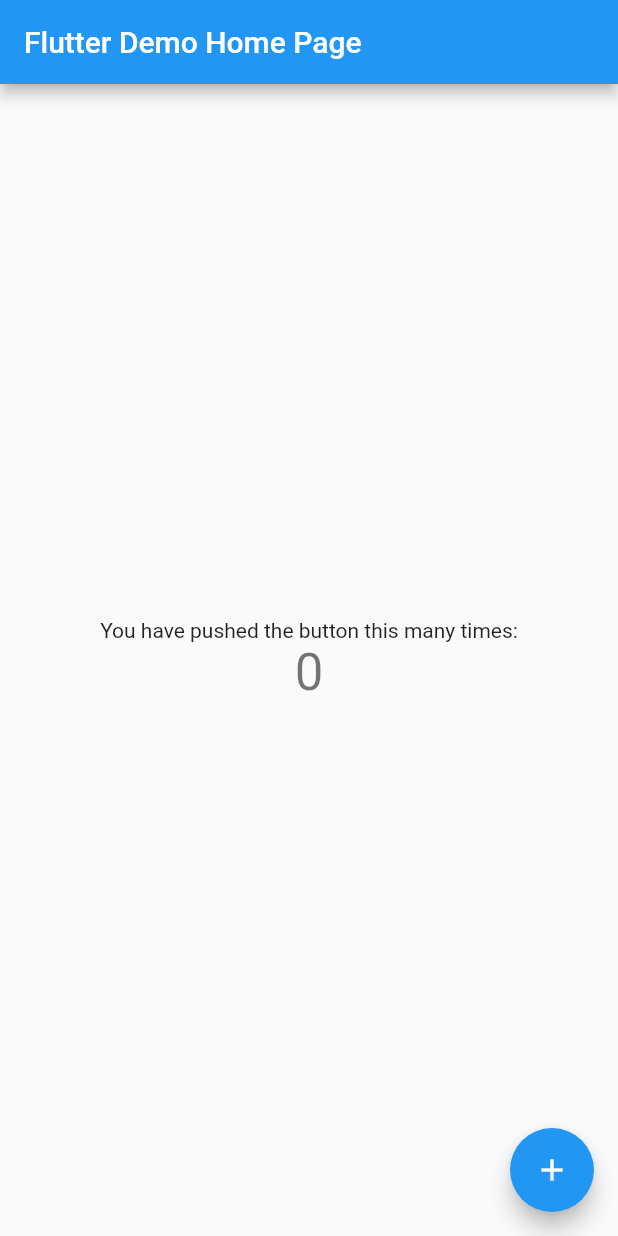
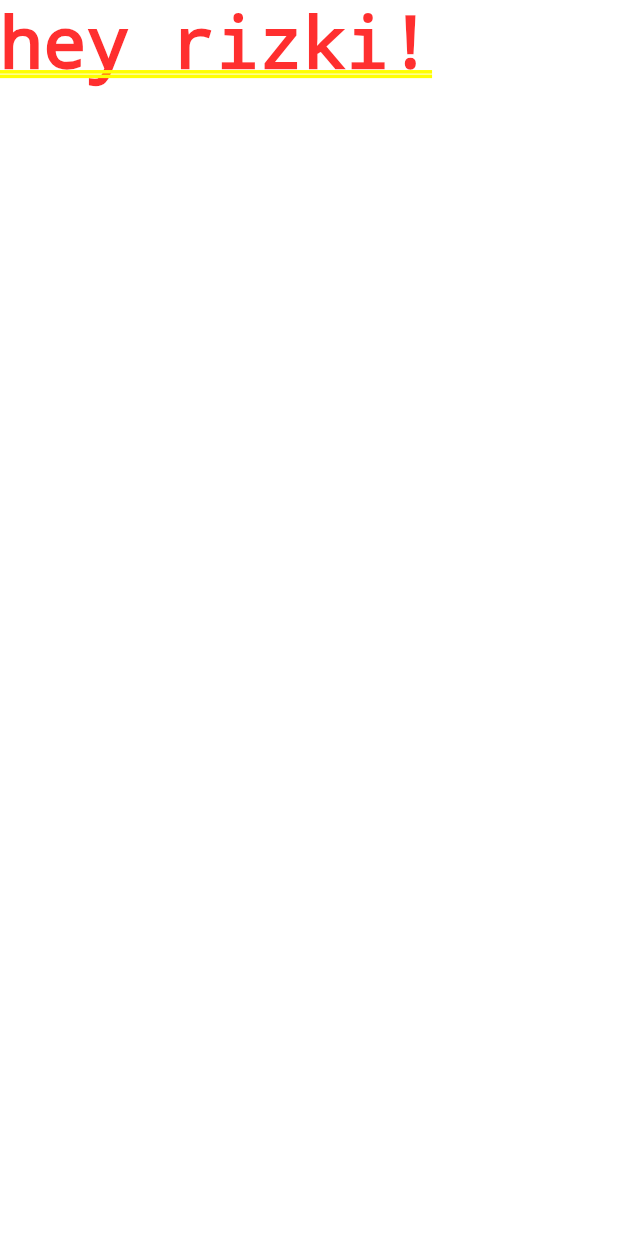
Before and after one commit to RizkiHerdaID/learn_flutter, a Flutter app: the screen it shows after launch, on a phone screen of 412 x 824 dp. Run offline on Flutter 3.47's test engine with Material 2 defaults, Android fonts, the phone set to English and light mode, and no system bars.

Commit message:
hello rizki!

```diff
--- a/lib/main.dart
+++ b/lib/main.dart
@@ -1,117 +1,7 @@
 import 'package:flutter/material.dart';
 
 void main() {
-  runApp(MyApp());
+  runApp(MaterialApp(
+    home: Text('hey rizki!'),
+  ));
 }
-
-class MyApp extends StatelessWidget {
-  // This widget is the root of your application.
-  @override
-  Widget build(BuildContext context) {
-    return MaterialApp(
-      title: 'Flutter Demo',
-      theme: ThemeData(
-        // This is the theme of your application.
-        //
-        // Try running your application with "flutter run". You'll see the
-        // application has a blue toolbar. Then, without quitting the app, try
-        // changing the primarySwatch below to Colors.green and then invoke
-        // "hot reload" (press "r" in the console where you ran "flutter run",
-        // or simply save your changes to "hot reload" in a Flutter IDE).
-        // Notice that the counter didn't reset back to zero; the application
-        // is not restarted.
-        primarySwatch: Colors.blue,
-        // This makes the visual density adapt to the platform that you run
-        // the app on. For desktop platforms, the controls will be smaller and
-        // closer together (more dense) than on mobile platforms.
-        visualDensity: VisualDensity.adaptivePlatformDensity,
-      ),
-      home: MyHomePage(title: 'Flutter Demo Home Page'),
-    );
-  }
-}
-
-class MyHomePage extends StatefulWidget {
-  MyHomePage({Key key, this.title}) : super(key: key);
-
-  // This widget is the home page of your application. It is stateful, meaning
-  // that it has a State object (defined below) that contains fields that affect
-  // how it looks.
-
-  // This class is the configuration for the state. It holds the values (in this
-  // case the title) provided by the parent (in this case the App widget) and
-  // used by the build method of the State. Fields in a Widget subclass are
-  // always marked "final".
-
-  final String title;
-
-  @override
-  _MyHomePageState createState() => _MyHomePageState();
-}
-
-class _MyHomePageState extends State<MyHomePage> {
-  int _counter = 0;
-
-  void _incrementCounter() {
-    setState(() {
-      // This call to setState tells the Flutter framework that something has
-      // changed in this State, which causes it to rerun the build method below
-      // so that the display can reflect the updated values. If we changed
-      // _counter without calling setState(), then the build method would not be
-      // called again, and so nothing would appear to happen.
-      _counter++;
-    });
-  }
-
-  @override
-  Widget build(BuildContext context) {
-    // This method is rerun every time setState is called, for instance as done
-    // by the _incrementCounter method above.
-    //
-    // The Flutter framework has been optimized to make rerunning build methods
-    // fast, so that you can just rebuild anything that needs updating rather
-    // than having to individually change instances of widgets.
-    return Scaffold(
-      appBar: AppBar(
-        // Here we take the value from the MyHomePage object that was created by
-        // the App.build method, and use it to set our appbar title.
-        title: Text(widget.title),
-      ),
-      body: Center(
-        // Center is a layout widget. It takes a single child and positions it
-        // in the middle of the parent.
-        child: Column(
-          // Column is also a layout widget. It takes a list of children and
-          // arranges them vertically. By default, it sizes itself to fit its
-          // children horizontally, and tries to be as tall as its parent.
-          //
-          // Invoke "debug painting" (press "p" in the console, choose the
-          // "Toggle Debug Paint" action from the Flutter Inspector in Android
-          // Studio, or the "Toggle Debug Paint" command in Visual Studio Code)
-          // to see the wireframe for each widget.
-          //
-          // Column has various properties to control how it sizes itself and
-          // how it positions its children. Here we use mainAxisAlignment to
-          // center the children vertically; the main axis here is the vertical
-          // axis because Columns are vertical (the cross axis would be
-          // horizontal).
-          mainAxisAlignment: MainAxisAlignment.center,
-          children: <Widget>[
-            Text(
-              'You have pushed the button this many times:',
-            ),
-            Text(
-              '$_counter',
-              style: Theme.of(context).textTheme.headline4,
-            ),
-          ],
-        ),
-      ),
-      floatingActionButton: FloatingActionButton(
-        onPressed: _incrementCounter,
-        tooltip: 'Increment',
-        child: Icon(Icons.add),
-      ), // This trailing comma makes auto-formatting nicer for build methods.
-    );
-  }
-}
```
